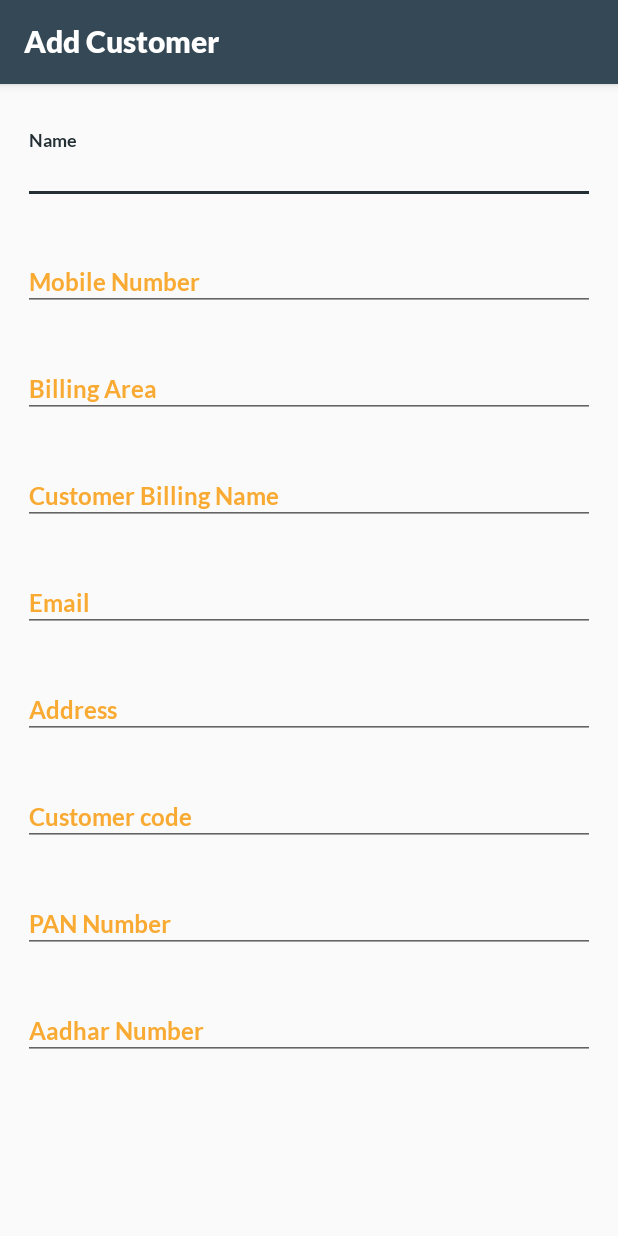
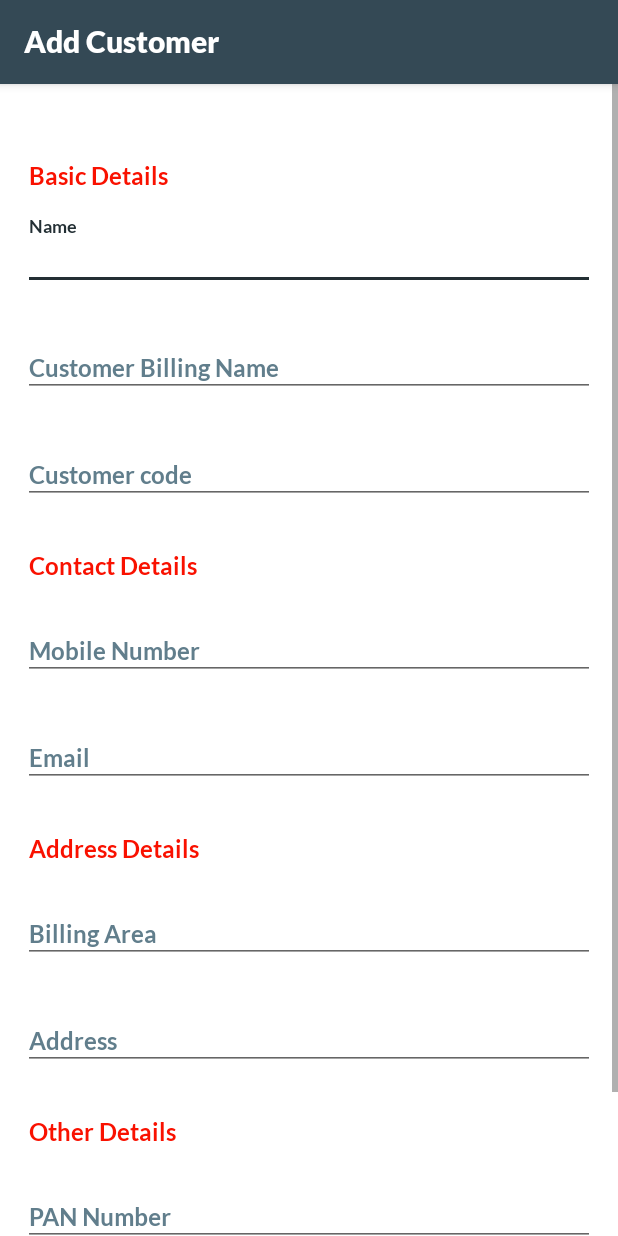
Before and after one commit to mariyarajendran/KotlinAndroid, an Android app: the CustomerRegister screen opened directly, with no data from a screen before it, on a phone screen of 412 x 824 dp. Run offline under Robolectric (Android 15) with nearby library versions, the phone set to English and light mode, and no system bars; our stand-ins replace sdp/ssp sizes.

Commit message:
design changes

```diff
--- a/app/src/main/java/absa/cgs/com/ui/screens/register/CustomerRegister.kt
+++ b/app/src/main/java/absa/cgs/com/ui/screens/register/CustomerRegister.kt
@@ -14,8 +14,6 @@ class CustomerRegister : BaseActivity() {
         super.onCreate(savedInstanceState)
         setActionBarTitle()
         setContentView(R.layout.activity_customer_register)
-
-
     }
 
 
--- a/app/src/main/res/layout/activity_customer_register.xml
+++ b/app/src/main/res/layout/activity_customer_register.xml
@@ -3,7 +3,8 @@
     xmlns:app="http://schemas.android.com/apk/res-auto"
     xmlns:tools="http://schemas.android.com/tools"
     android:layout_width="match_parent"
-    android:layout_height="wrap_content">
+    android:layout_height="wrap_content"
+    android:background="@color/colorWhite">
 
     <androidx.constraintlayout.widget.ConstraintLayout
         android:layout_width="match_parent"
@@ -11,19 +12,33 @@
         tools:context="absa.cgs.com.ui.screens.register.CustomerRegister">
 
 
+        <absa.cgs.com.utils.fonts.CustomTextView
+            android:id="@+id/textview_basic_details_hint"
+            android:layout_width="match_parent"
+            android:layout_height="wrap_content"
+            android:layout_marginLeft="@dimen/_15sdp"
+            android:layout_marginRight="@dimen/_10sdp"
+            android:text="@string/customer_basic_details"
+            android:textColor="@color/colorRed"
+            android:textSize="16sp"
+            app:layout_constraintBottom_toBottomOf="parent"
+            app:layout_constraintEnd_toEndOf="parent"
+            app:layout_constraintStart_toStartOf="parent"
+            app:layout_constraintTop_toTopOf="parent"
+            app:layout_constraintVertical_bias="0.06"></absa.cgs.com.utils.fonts.CustomTextView>
+
         <com.google.android.material.textfield.TextInputLayout
             android:id="@+id/textinput_login_name"
             android:layout_width="match_parent"
             android:layout_height="wrap_content"
             android:layout_marginLeft="10dp"
+            android:layout_marginTop="@dimen/_8sdp"
             android:layout_marginRight="10dp"
             android:padding="5dp"
-            android:textColorHint="@color/colorSecondary"
-            app:layout_constraintBottom_toBottomOf="parent"
+            android:textColorHint="@color/colorGray55"
             app:layout_constraintEnd_toEndOf="parent"
             app:layout_constraintStart_toStartOf="parent"
-            app:layout_constraintTop_toTopOf="parent"
-            app:layout_constraintVertical_bias="0.04">
+            app:layout_constraintTop_toBottomOf="@+id/textview_basic_details_hint">
 
             <absa.cgs.com.utils.fonts.CustomTextEditText
                 android:id="@+id/textedit_login_name"
@@ -40,60 +55,6 @@
 
 
         <com.google.android.material.textfield.TextInputLayout
-            android:id="@+id/textinput_login_phone_number"
-            android:layout_width="match_parent"
-            android:layout_height="wrap_content"
-            android:layout_marginLeft="10dp"
-            android:layout_marginTop="@dimen/_8sdp"
-            android:layout_marginRight="10dp"
-            android:padding="5dp"
-            android:textColorHint="@color/colorSecondary"
-            app:layout_constraintEnd_toEndOf="parent"
-            app:layout_constraintStart_toStartOf="parent"
-            app:layout_constraintTop_toBottomOf="@+id/textinput_login_name">
-
-            <absa.cgs.com.utils.fonts.CustomTextEditText
-                android:id="@+id/textedit_login_phone_number"
-                android:layout_width="match_parent"
-                android:layout_height="wrap_content"
-                android:hint="@string/customer_mobile_number"
-                android:inputType="number|textCapWords"
-                android:textColor="@color/colorPrimaryDark"
-                android:textColorHighlight="@color/colorPrimaryDark"
-                android:textColorHint="@color/colorPrimaryDark"
-                android:textColorLink="@color/colorPrimaryDark"
-                android:textSize="16sp" />
-        </com.google.android.material.textfield.TextInputLayout>
-
-
-        <com.google.android.material.textfield.TextInputLayout
-            android:id="@+id/textinput_register_billing_area"
-            android:layout_width="match_parent"
-            android:layout_height="wrap_content"
-            android:layout_marginLeft="10dp"
-            android:layout_marginTop="@dimen/_8sdp"
-            android:layout_marginRight="10dp"
-            android:padding="5dp"
-            android:textColorHint="@color/colorSecondary"
-            app:layout_constraintEnd_toEndOf="parent"
-            app:layout_constraintStart_toStartOf="parent"
-            app:layout_constraintTop_toBottomOf="@+id/textinput_login_phone_number">
-
-            <absa.cgs.com.utils.fonts.CustomTextEditText
-                android:id="@+id/textedit_register_billing_area"
-                android:layout_width="match_parent"
-                android:layout_height="wrap_content"
-                android:hint="@string/register_billing_area"
-                android:inputType="text|textCapWords"
-                android:textColor="@color/colorPrimaryDark"
-                android:textColorHighlight="@color/colorPrimaryDark"
-                android:textColorHint="@color/colorPrimaryDark"
-                android:textColorLink="@color/colorPrimaryDark"
-                android:textSize="16sp" />
-        </com.google.android.material.textfield.TextInputLayout>
-
-
-        <com.google.android.material.textfield.TextInputLayout
             android:id="@+id/textinput_register_cs_billing_name"
             android:layout_width="match_parent"
             android:layout_height="wrap_content"
@@ -101,70 +62,16 @@
             android:layout_marginTop="@dimen/_8sdp"
             android:layout_marginRight="10dp"
             android:padding="5dp"
-            android:textColorHint="@color/colorSecondary"
+            android:textColorHint="@color/colorGray55"
             app:layout_constraintEnd_toEndOf="parent"
             app:layout_constraintStart_toStartOf="parent"
-            app:layout_constraintTop_toBottomOf="@+id/textinput_register_billing_area">
+            app:layout_constraintTop_toBottomOf="@+id/textinput_login_name">
 
             <absa.cgs.com.utils.fonts.CustomTextEditText
                 android:id="@+id/textedit_register_cs_billing_name"
                 android:layout_width="match_parent"
                 android:layout_height="wrap_content"
                 android:hint="@string/customer_billing_name"
-                android:inputType="text|textCapWords"
-                android:textColor="@color/colorPrimaryDark"
-                android:textColorHighlight="@color/colorPrimaryDark"
-                android:textColorHint="@color/colorPrimaryDark"
-                android:textColorLink="@color/colorPrimaryDark"
-                android:textSize="16sp" />
-        </com.google.android.material.textfield.TextInputLayout>
-
-
-        <com.google.android.material.textfield.TextInputLayout
-            android:id="@+id/textinput_register_cs_emailid"
-            android:layout_width="match_parent"
-            android:layout_height="wrap_content"
-            android:layout_marginLeft="10dp"
-            android:layout_marginTop="@dimen/_8sdp"
-            android:layout_marginRight="10dp"
-            android:padding="5dp"
-            android:textColorHint="@color/colorSecondary"
-            app:layout_constraintEnd_toEndOf="parent"
-            app:layout_constraintStart_toStartOf="parent"
-            app:layout_constraintTop_toBottomOf="@+id/textinput_register_cs_billing_name">
-
-            <absa.cgs.com.utils.fonts.CustomTextEditText
-                android:id="@+id/textedit_register_cs_emailid"
-                android:layout_width="match_parent"
-                android:layout_height="wrap_content"
-                android:hint="@string/customer_email"
-                android:inputType="textEmailAddress|textCapWords"
-                android:textColor="@color/colorPrimaryDark"
-                android:textColorHighlight="@color/colorPrimaryDark"
-                android:textColorHint="@color/colorPrimaryDark"
-                android:textColorLink="@color/colorPrimaryDark"
-                android:textSize="16sp" />
-        </com.google.android.material.textfield.TextInputLayout>
-
-
-        <com.google.android.material.textfield.TextInputLayout
-            android:id="@+id/textinput_register_cs_address"
-            android:layout_width="match_parent"
-            android:layout_height="wrap_content"
-            android:layout_marginLeft="10dp"
-            android:layout_marginTop="@dimen/_8sdp"
-            android:layout_marginRight="10dp"
-            android:padding="5dp"
-            android:textColorHint="@color/colorSecondary"
-            app:layout_constraintEnd_toEndOf="parent"
-            app:layout_constraintStart_toStartOf="parent"
-            app:layout_constraintTop_toBottomOf="@+id/textinput_register_cs_emailid">
-
-            <absa.cgs.com.utils.fonts.CustomTextEditText
-                android:id="@+id/textedit_register_cs_address"
-                android:layout_width="match_parent"
-                android:layout_height="wrap_content"
-                android:hint="@string/customer_address"
                 android:inputType="text|textCapWords"
                 android:textColor="@color/colorPrimaryDark"
                 android:textColorHighlight="@color/colorPrimaryDark"
@@ -182,10 +89,10 @@
             android:layout_marginTop="@dimen/_8sdp"
             android:layout_marginRight="10dp"
             android:padding="5dp"
-            android:textColorHint="@color/colorSecondary"
+            android:textColorHint="@color/colorGray55"
             app:layout_constraintEnd_toEndOf="parent"
             app:layout_constraintStart_toStartOf="parent"
-            app:layout_constraintTop_toBottomOf="@+id/textinput_register_cs_address">
+            app:layout_constraintTop_toBottomOf="@+id/textinput_register_cs_billing_name">
 
             <absa.cgs.com.utils.fonts.CustomTextEditText
                 android:id="@+id/textedit_register_cs_code"
@@ -200,6 +107,160 @@
                 android:textSize="16sp" />
         </com.google.android.material.textfield.TextInputLayout>
 
+
+        <absa.cgs.com.utils.fonts.CustomTextView
+            android:id="@+id/textview_basic_contact_details_hint"
+            android:layout_width="match_parent"
+            android:layout_height="wrap_content"
+            android:layout_marginLeft="@dimen/_15sdp"
+            android:layout_marginTop="@dimen/_20sdp"
+            android:layout_marginRight="@dimen/_10sdp"
+            android:text="@string/customer_contact_details"
+            android:textColor="@color/colorRed"
+            android:textSize="16sp"
+            app:layout_constraintEnd_toEndOf="parent"
+            app:layout_constraintStart_toStartOf="parent"
+            app:layout_constraintTop_toBottomOf="@+id/textinput_register_cs_code"></absa.cgs.com.utils.fonts.CustomTextView>
+
+
+        <com.google.android.material.textfield.TextInputLayout
+            android:id="@+id/textinput_login_phone_number"
+            android:layout_width="match_parent"
+            android:layout_height="wrap_content"
+            android:layout_marginLeft="10dp"
+            android:layout_marginTop="@dimen/_8sdp"
+            android:layout_marginRight="10dp"
+            android:padding="5dp"
+            android:textColorHint="@color/colorGray55"
+            app:layout_constraintEnd_toEndOf="parent"
+            app:layout_constraintStart_toStartOf="parent"
+            app:layout_constraintTop_toBottomOf="@+id/textview_basic_contact_details_hint">
+
+            <absa.cgs.com.utils.fonts.CustomTextEditText
+                android:id="@+id/textedit_login_phone_number"
+                android:layout_width="match_parent"
+                android:layout_height="wrap_content"
+                android:hint="@string/customer_mobile_number"
+                android:inputType="number|textCapWords"
+                android:textColor="@color/colorPrimaryDark"
+                android:textColorHighlight="@color/colorPrimaryDark"
+                android:textColorHint="@color/colorPrimaryDark"
+                android:textColorLink="@color/colorPrimaryDark"
+                android:textSize="16sp" />
+        </com.google.android.material.textfield.TextInputLayout>
+
+
+        <com.google.android.material.textfield.TextInputLayout
+            android:id="@+id/textinput_register_cs_emailid"
+            android:layout_width="match_parent"
+            android:layout_height="wrap_content"
+            android:layout_marginLeft="10dp"
+            android:layout_marginTop="@dimen/_8sdp"
+            android:layout_marginRight="10dp"
+            android:padding="5dp"
+            android:textColorHint="@color/colorGray55"
+            app:layout_constraintEnd_toEndOf="parent"
+            app:layout_constraintStart_toStartOf="parent"
+            app:layout_constraintTop_toBottomOf="@+id/textinput_login_phone_number">
+
+            <absa.cgs.com.utils.fonts.CustomTextEditText
+                android:id="@+id/textedit_register_cs_emailid"
+                android:layout_width="match_parent"
+                android:layout_height="wrap_content"
+                android:hint="@string/customer_email"
+                android:inputType="textEmailAddress|textCapWords"
+                android:textColor="@color/colorPrimaryDark"
+                android:textColorHighlight="@color/colorPrimaryDark"
+                android:textColorHint="@color/colorPrimaryDark"
+                android:textColorLink="@color/colorPrimaryDark"
+                android:textSize="16sp" />
+        </com.google.android.material.textfield.TextInputLayout>
+
+
+        <absa.cgs.com.utils.fonts.CustomTextView
+            android:id="@+id/textview_basic_address_details_hint"
+            android:layout_width="match_parent"
+            android:layout_height="wrap_content"
+            android:layout_marginLeft="@dimen/_15sdp"
+            android:layout_marginTop="@dimen/_20sdp"
+            android:layout_marginRight="@dimen/_10sdp"
+            android:text="@string/customer_address_details"
+            android:textColor="@color/colorRed"
+            android:textSize="16sp"
+            app:layout_constraintEnd_toEndOf="parent"
+            app:layout_constraintStart_toStartOf="parent"
+            app:layout_constraintTop_toBottomOf="@+id/textinput_register_cs_emailid" />
+
+
+        <com.google.android.material.textfield.TextInputLayout
+            android:id="@+id/textinput_register_billing_area"
+            android:layout_width="match_parent"
+            android:layout_height="wrap_content"
+            android:layout_marginLeft="10dp"
+            android:layout_marginTop="@dimen/_8sdp"
+            android:layout_marginRight="10dp"
+            android:padding="5dp"
+            android:textColorHint="@color/colorGray55"
+            app:layout_constraintEnd_toEndOf="parent"
+            app:layout_constraintStart_toStartOf="parent"
+            app:layout_constraintTop_toBottomOf="@+id/textview_basic_address_details_hint">
+
+            <absa.cgs.com.utils.fonts.CustomTextEditText
+                android:id="@+id/textedit_register_billing_area"
+                android:layout_width="match_parent"
+                android:layout_height="wrap_content"
+                android:hint="@string/register_billing_area"
+                android:inputType="text|textCapWords"
+                android:textColor="@color/colorPrimaryDark"
+                android:textColorHighlight="@color/colorPrimaryDark"
+                android:textColorHint="@color/colorPrimaryDark"
+                android:textColorLink="@color/colorPrimaryDark"
+                android:textSize="16sp" />
+        </com.google.android.material.textfield.TextInputLayout>
+
+
+        <com.google.android.material.textfield.TextInputLayout
+            android:id="@+id/textinput_register_cs_address"
+            android:layout_width="match_parent"
+            android:layout_height="wrap_content"
+            android:layout_marginLeft="10dp"
+            android:layout_marginTop="@dimen/_8sdp"
+            android:layout_marginRight="10dp"
+            android:padding="5dp"
+            android:textColorHint="@color/colorGray55"
+            app:layout_constraintEnd_toEndOf="parent"
+            app:layout_constraintStart_toStartOf="parent"
+            app:layout_constraintTop_toBottomOf="@+id/textinput_register_billing_area">
+
+            <absa.cgs.com.utils.fonts.CustomTextEditText
+                android:id="@+id/textedit_register_cs_address"
+                android:layout_width="match_parent"
+                android:layout_height="wrap_content"
+                android:hint="@string/customer_address"
+                android:inputType="text|textCapWords"
+                android:textColor="@color/colorPrimaryDark"
+                android:textColorHighlight="@color/colorPrimaryDark"
+                android:textColorHint="@color/colorPrimaryDark"
+                android:textColorLink="@color/colorPrimaryDark"
+                android:textSize="16sp" />
+        </com.google.android.material.textfield.TextInputLayout>
+
+
+        <absa.cgs.com.utils.fonts.CustomTextView
+            android:id="@+id/textview_basic_other_details_hint"
+            android:layout_width="match_parent"
+            android:layout_height="wrap_content"
+            android:layout_marginLeft="@dimen/_15sdp"
+            android:layout_marginTop="@dimen/_20sdp"
+            android:layout_marginRight="@dimen/_10sdp"
+            android:text="@string/customer_other_details"
+            android:textColor="@color/colorRed"
+            android:textSize="16sp"
+            app:layout_constraintEnd_toEndOf="parent"
+            app:layout_constraintStart_toStartOf="parent"
+            app:layout_constraintTop_toBottomOf="@+id/textinput_register_cs_address" />
+
+
         <com.google.android.material.textfield.TextInputLayout
             android:id="@+id/textinput_register_cs_pan"
             android:layout_width="match_parent"
@@ -208,10 +269,10 @@
             android:layout_marginTop="@dimen/_8sdp"
             android:layout_marginRight="10dp"
             android:padding="5dp"
-            android:textColorHint="@color/colorSecondary"
+            android:textColorHint="@color/colorGray55"
             app:layout_constraintEnd_toEndOf="parent"
             app:layout_constraintStart_toStartOf="parent"
-            app:layout_constraintTop_toBottomOf="@+id/textinput_register_cs_code">
+            app:layout_constraintTop_toBottomOf="@+id/textview_basic_other_details_hint">
 
             <absa.cgs.com.utils.fonts.CustomTextEditText
                 android:id="@+id/textedit_register_cs_pan"
@@ -236,7 +297,7 @@
             android:layout_marginRight="10dp"
             android:layout_marginBottom="@dimen/_20sdp"
             android:padding="5dp"
-            android:textColorHint="@color/colorSecondary"
+            android:textColorHint="@color/colorGray55"
             app:layout_constraintBottom_toBottomOf="parent"
             app:layout_constraintEnd_toEndOf="parent"
             app:layout_constraintStart_toStartOf="parent"
--- a/app/src/main/res/values/strings.xml
+++ b/app/src/main/res/values/strings.xml
@@ -16,5 +16,9 @@
     <string name="customer_code">Customer code</string>
     <string name="pan_number">PAN Number</string>
     <string name="customer_aadhar_number">Aadhar Number</string>
+    <string name="customer_contact_details">Contact Details</string>
+    <string name="customer_basic_details">Basic Details</string>
+    <string name="customer_address_details">Address Details</string>
+    <string name="customer_other_details">Other Details</string>
 
 </resources>
--- a/app/src/main/res/values/styles.xml
+++ b/app/src/main/res/values/styles.xml
@@ -41,4 +41,6 @@
         <item name="android:fontFamily">@font/latobold</item>
     </style>
 
+
+
 </resources>
```
